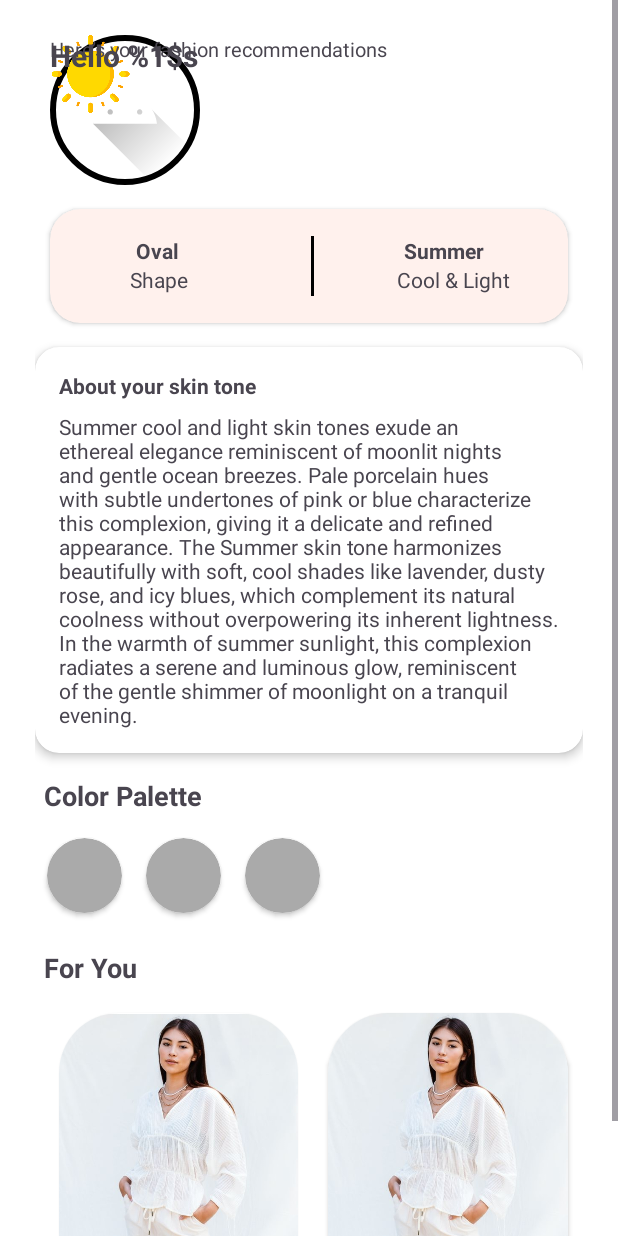
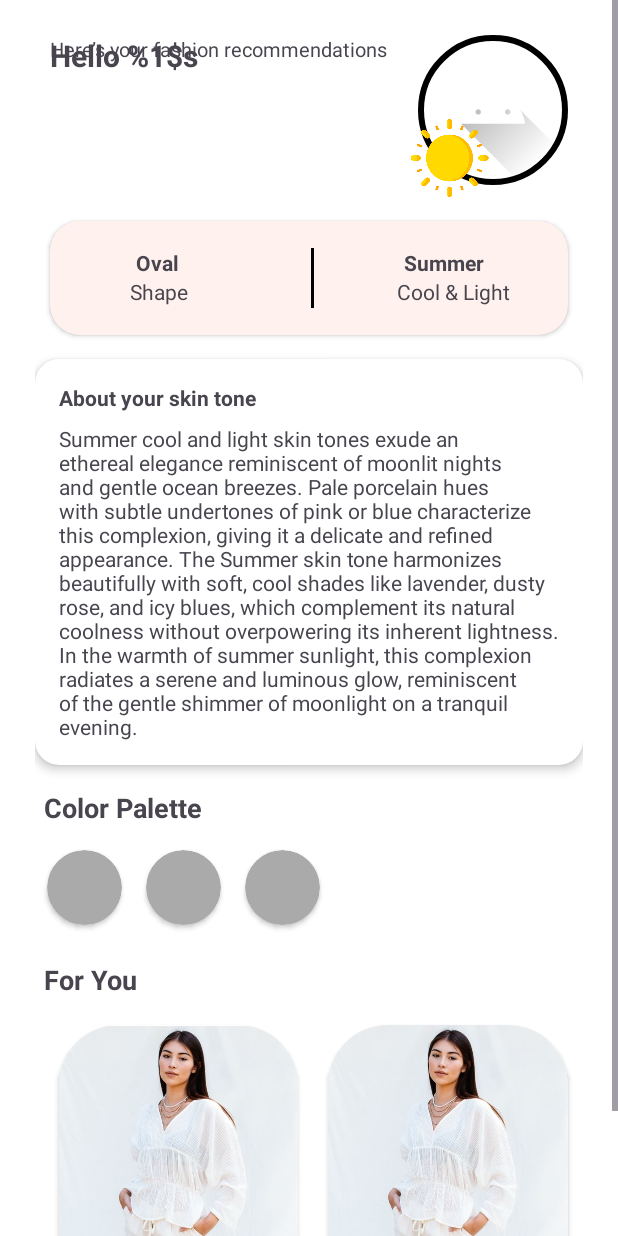
Before and after one commit to Bangkit-Project-FitMe/FitMeLook-Mobile, an Android app: the layout activity_result.xml on its own in the app's theme, with its tools: preview values and no code run, on a phone screen of 412 x 824 dp. Run offline under Robolectric (Android 15) with nearby library versions, the phone set to English and light mode, and no system bars.

Commit message:
fix(result): layout image

```diff
--- a/app/src/main/res/layout/activity_result.xml
+++ b/app/src/main/res/layout/activity_result.xml
@@ -25,19 +25,19 @@
                 android:background="@drawable/circle_border"
                 android:scaleType="centerCrop"
                 android:src="@drawable/ic_launcher_foreground"
-                tools:ignore="MissingConstraints"
-                tools:layout_editor_absoluteX="239dp"
-                tools:layout_editor_absoluteY="3dp" />
+                app:layout_constraintEnd_toEndOf="parent"
+                app:layout_constraintTop_toTopOf="parent" />
 
             <ImageView
                 android:id="@+id/imageIcon"
                 android:layout_width="54dp"
                 android:layout_height="52dp"
                 android:layout_gravity="center_horizontal|top"
+                android:layout_marginTop="56dp"
+                android:layout_marginEnd="52dp"
                 android:src="@drawable/summer"
-                tools:ignore="MissingConstraints"
-                tools:layout_editor_absoluteX="231dp"
-                tools:layout_editor_absoluteY="51dp" />
+                app:layout_constraintEnd_toEndOf="@id/imageView"
+                app:layout_constraintTop_toTopOf="@id/imageView" />
 
             <TextView
                 android:id="@+id/textGreeting"
```
